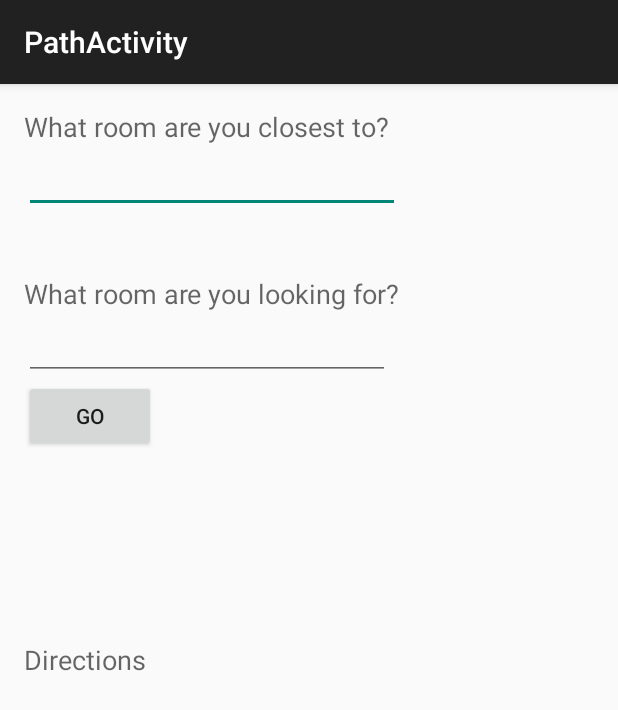
After one commit to rossch/GV-maps, an Android app: the PathActivity screen opened directly, with no data from a screen before it, on a phone screen of 412 x 824 dp. The commit adds this screen. Shown: the top 710 px of the screen. Run offline under Robolectric (Android 15) with nearby library versions, the phone set to English and light mode, and no system bars; libraries missing offline, so code that uses them is left out: com.parse; 3 statements that could not run were skipped.

Commit message:
Added directions view

```diff
--- a/app/build.gradle
+++ b/app/build.gradle
@@ -21,8 +21,9 @@ android {
 
 dependencies {
     compile fileTree(dir: 'libs', include: ['*.jar'])
-    compile 'com.android.support:appcompat-v7:23.0.1'
-    compile 'com.google.android.gms:play-services:7.8.0'
+    compile 'com.android.support:appcompat-v7:23.1.1'
+    compile 'com.google.android.gms:play-services:8.3.0'
     compile 'com.parse.bolts:bolts-android:1.+'
     compile 'com.parse:parse-android:1.+'
+    compile 'com.android.support:design:23.1.1'
 }
--- a/app/src/main/java/com/example/rossch/gv_maps/MainActivity.java
+++ b/app/src/main/java/com/example/rossch/gv_maps/MainActivity.java
@@ -52,4 +52,9 @@ public class MainActivity extends AppCompatActivity {
         Intent intent = new Intent(this, NavMenu.class);
         startActivity(intent);
     }
+
+    public void goToPath(View view) {
+        Intent intent = new Intent(this, PathActivity.class);
+        startActivity(intent);
+    }
 }
--- /dev/null
+++ b/app/src/main/res/layout/activity_path.xml
@@ -0,0 +1,26 @@
+<?xml version="1.0" encoding="utf-8"?>
+<android.support.design.widget.CoordinatorLayout xmlns:android="http://schemas.android.com/apk/res/android"
+    xmlns:app="http://schemas.android.com/apk/res-auto"
+    xmlns:tools="http://schemas.android.com/tools"
+    android:layout_width="match_parent"
+    android:layout_height="match_parent"
+    android:fitsSystemWindows="true"
+    tools:context="com.example.rossch.gv_maps.PathActivity">
+
+    <android.support.design.widget.AppBarLayout
+        android:layout_width="match_parent"
+        android:layout_height="wrap_content"
+        android:theme="@style/AppTheme.AppBarOverlay">
+
+        <android.support.v7.widget.Toolbar
+            android:id="@+id/toolbar"
+            android:layout_width="match_parent"
+            android:layout_height="?attr/actionBarSize"
+            android:background="?attr/colorPrimary"
+            app:popupTheme="@style/AppTheme.PopupOverlay" />
+
+    </android.support.design.widget.AppBarLayout>
+
+    <include layout="@layout/content_path" />
+
+</android.support.design.widget.CoordinatorLayout>
--- /dev/null
+++ b/app/src/main/res/layout/content_path.xml
@@ -0,0 +1,83 @@
+<?xml version="1.0" encoding="utf-8"?>
+<RelativeLayout xmlns:android="http://schemas.android.com/apk/res/android"
+    xmlns:app="http://schemas.android.com/apk/res-auto"
+    xmlns:tools="http://schemas.android.com/tools"
+    android:layout_width="match_parent"
+    android:layout_height="match_parent"
+    android:paddingBottom="@dimen/activity_vertical_margin"
+    android:paddingLeft="@dimen/activity_horizontal_margin"
+    android:paddingRight="@dimen/activity_horizontal_margin"
+    android:paddingTop="@dimen/activity_vertical_margin"
+    app:layout_behavior="@string/appbar_scrolling_view_behavior"
+    tools:context="com.example.rossch.gv_maps.PathActivity"
+    tools:showIn="@layout/activity_path">
+
+    <TextView
+        android:layout_width="wrap_content"
+        android:layout_height="wrap_content"
+        android:textAppearance="?android:attr/textAppearanceMedium"
+        android:text="What room are you closest to?"
+        android:id="@+id/textView2"
+        android:layout_alignParentTop="true"
+        android:layout_alignParentLeft="true"
+        android:layout_alignParentStart="true" />
+
+    <EditText android:id="@+id/startRoom"
+        android:layout_width="wrap_content"
+        android:layout_height="wrap_content"
+        android:layout_below="@+id/textView2"
+        android:layout_alignParentLeft="true"
+        android:layout_alignParentStart="true"
+        android:layout_alignRight="@+id/textView3"
+        android:layout_alignEnd="@+id/textView3" />
+
+    <TextView
+        android:layout_width="wrap_content"
+        android:layout_height="wrap_content"
+        android:textAppearance="?android:attr/textAppearanceMedium"
+        android:text="What room are you looking for?"
+        android:id="@+id/textView3"
+        android:layout_marginTop="41dp"
+        android:layout_below="@+id/startRoom"
+        android:layout_alignParentLeft="true"
+        android:layout_alignParentStart="true" />
+
+    <EditText
+        android:id="@+id/endRoom"
+        android:layout_width="wrap_content"
+        android:layout_height="wrap_content"
+        android:layout_below="@+id/textView3"
+        android:layout_alignParentLeft="true"
+        android:layout_alignParentStart="true"
+        android:layout_alignRight="@+id/textView2"
+        android:layout_alignEnd="@+id/textView2" />
+
+    <Button
+        android:layout_width="wrap_content"
+        android:layout_height="wrap_content"
+        android:text="GO"
+        android:id="@+id/goButton"
+        android:layout_below="@+id/endRoom"
+        android:layout_alignParentLeft="true"
+        android:layout_alignParentStart="true"
+        android:onClick="findPath" />
+
+    <TextView
+        android:layout_width="wrap_content"
+        android:layout_height="wrap_content"
+        android:id="@+id/directionsText"
+        android:layout_below="@+id/textView5"
+        android:layout_alignParentLeft="true"
+        android:layout_alignParentStart="true" />
+
+    <TextView
+        android:layout_width="wrap_content"
+        android:layout_height="wrap_content"
+        android:textAppearance="?android:attr/textAppearanceMedium"
+        android:text="Directions"
+        android:id="@+id/textView5"
+        android:layout_centerVertical="true"
+        android:layout_alignParentLeft="true"
+        android:layout_alignParentStart="true" />
+
+</RelativeLayout>
--- /dev/null
+++ b/app/src/main/res/values-v21/styles.xml
@@ -0,0 +1,9 @@
+<resources>>
+
+    <style name="AppTheme.NoActionBar">
+        <item name="windowActionBar">false</item>
+        <item name="windowNoTitle">true</item>
+        <item name="android:windowDrawsSystemBarBackgrounds">true</item>
+        <item name="android:statusBarColor">@android:color/transparent</item>
+    </style>
+</resources>
--- a/app/src/main/res/values/dimens.xml
+++ b/app/src/main/res/values/dimens.xml
@@ -6,4 +6,5 @@
     <!-- Per the design guidelines, navigation drawers should be between 240dp and 320dp:
          https://developer.android.com/design/patterns/navigation-drawer.html -->
     <dimen name="navigation_drawer_width">240dp</dimen>
+    <dimen name="fab_margin">16dp</dimen>
 </resources>
--- a/app/src/main/res/values/strings.xml
+++ b/app/src/main/res/values/strings.xml
@@ -17,4 +17,5 @@
     <string name="action_example">Example action</string>
     <string name="title_activity_buildings">buildings</string>
     <string name="title_activity_rooms_list">RoomsList</string>
+    <string name="title_activity_path">PathActivity</string>
 </resources>
--- a/app/src/main/res/values/styles.xml
+++ b/app/src/main/res/values/styles.xml
@@ -5,4 +5,13 @@
         <!-- Customize your theme here. -->
     </style>
 
+    <style name="AppTheme.NoActionBar">
+        <item name="windowActionBar">false</item>
+        <item name="windowNoTitle">true</item>
+    </style>
+
+    <style name="AppTheme.AppBarOverlay" parent="ThemeOverlay.AppCompat.Dark.ActionBar" />
+
+    <style name="AppTheme.PopupOverlay" parent="ThemeOverlay.AppCompat.Light" />
+
 </resources>
```
Also changed, not shown: app/src/main/AndroidManifest.xml (+11 -11 lines), app/src/main/java/com/example/rossch/gv_maps/PathActivity.java (added, +179 -0 lines), app/src/main/res/layout/activity_main.xml (+10 -0 lines), 1 other file.
